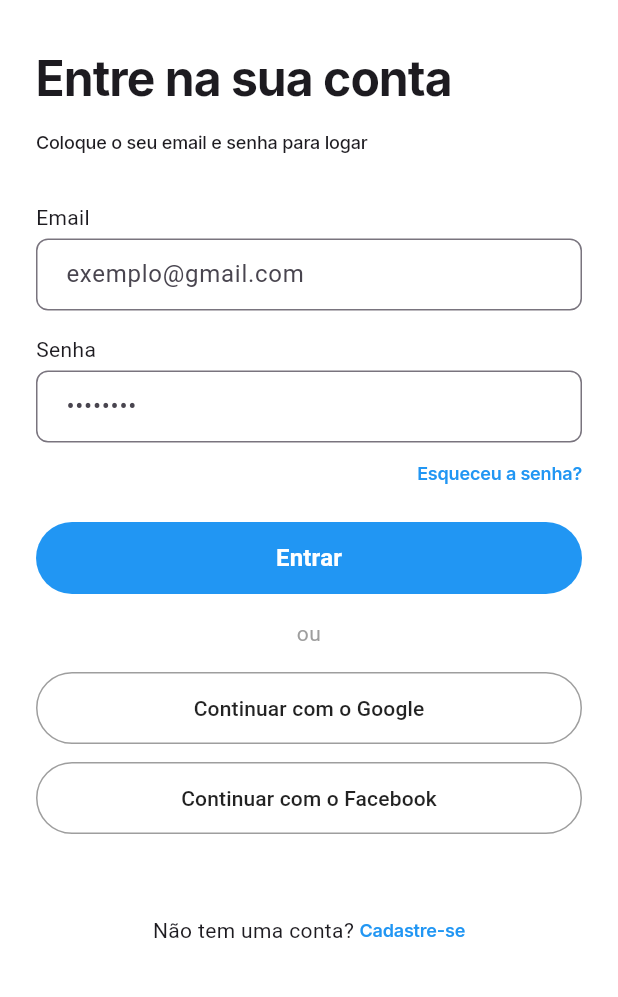
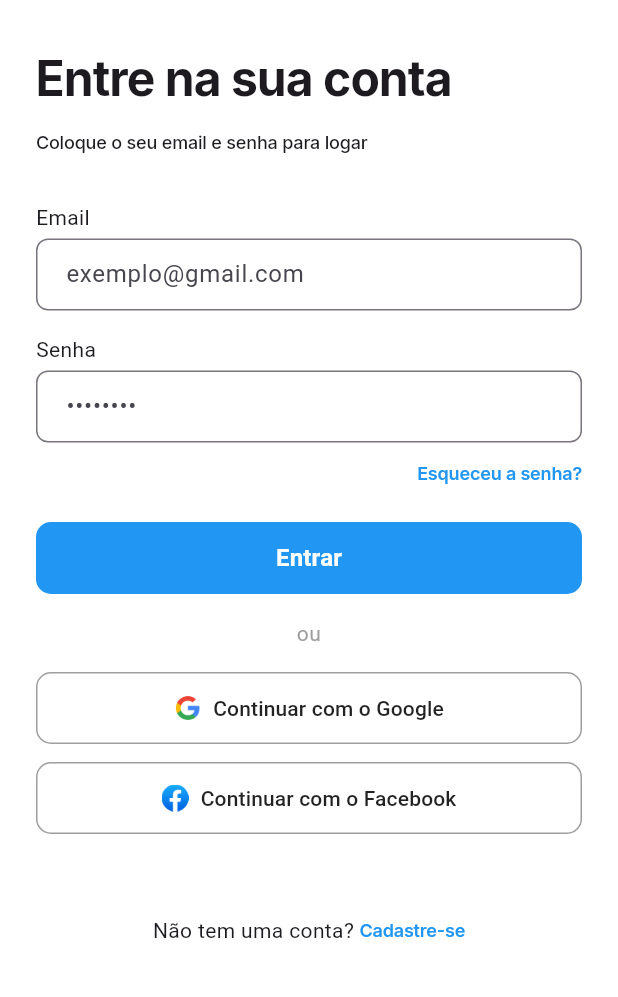
Before and after one commit to Gabriel22325/ChatSENAC, a Flutter app: the screen it shows after launch, on a phone screen of 412 x 824 dp, the part 54-1051 px from its top. Run offline on Flutter 3.47's test engine with Material 3 defaults, Android fonts, the phone set to English and light mode, and no system bars.

Commit message:
refatora o código da tela de login
- transfere o código da classe login para o arquivo login.dart
- adiciona a logo do Google e do Facebook para  inserir nos botões de login alternativo

```diff
--- a/lib/main.dart
+++ b/lib/main.dart
@@ -1,4 +1,5 @@
 import 'package:flutter/material.dart';
+import 'package:primeiro_app/paginas/login.dart';
 import 'package:primeiro_app/utilitarios/tipografia.dart';
 
 void main() {
@@ -17,130 +18,3 @@ class MyApp extends StatelessWidget {
     );
   }
 }
-
-class Login extends StatelessWidget {
-  @override
-  Widget build(BuildContext context) {
-    return SingleChildScrollView(
-      // Tópico 1: Rolagem e margens nas bordas
-      padding: const EdgeInsets.symmetric(horizontal: 24.0, vertical: 16.0),
-      child: Column(
-        crossAxisAlignment: CrossAxisAlignment.stretch,
-        children: [
-          // Logo e Nome do App
-          Row(
-            children: [
-              FlutterLogo(size: 18),
-              const SizedBox(width: 8), // Tópico 3: Espaço horizontal
-              Text("ChatSENAC"),
-            ],
-          ),
-          const SizedBox(height: 32), // Tópico 3
-
-          // Títulos
-          Text("Entre na sua conta", style: Tipografia.h1),
-          const SizedBox(height: 12), // Tópico 3
-          Text("Coloque o seu email e senha para logar", style: Tipografia.subtitulo),
-          const SizedBox(height: 32), // Tópico 3
-
-          // Campo de Email
-          Text("Email"),
-          const SizedBox(height: 4), // Tópico 3
-          TextField(
-            // Tópico 4: Estilização do input
-            decoration: InputDecoration(
-              hintText: "exemplo@gmail.com",
-              border: OutlineInputBorder(borderRadius: BorderRadius.circular(8)),
-              contentPadding: const EdgeInsets.symmetric(horizontal: 16, vertical: 12),
-            ),
-          ),
-          const SizedBox(height: 16), // Tópico 3
-
-          // Campo de Senha
-          Text("Senha"),
-          const SizedBox(height: 4), // Tópico 3
-          TextField(
-            // Tópico 5: Oculta a senha
-            obscureText: true,
-            decoration: InputDecoration(
-              hintText: "••••••••",
-              border: OutlineInputBorder(borderRadius: BorderRadius.circular(8)),
-              contentPadding: const EdgeInsets.symmetric(horizontal: 16, vertical: 12),
-            ),
-          ),
-          const SizedBox(height: 12), // Tópico 3
-
-          // Esqueceu a senha
-          InkWell(
-            child: Text(
-              "Esqueceu a senha?",
-              style: Tipografia.Link,
-              textAlign: TextAlign.right,
-            ),
-          ),
-          const SizedBox(height: 24), // Tópico 3
-
-          // Botão Entrar Principal
-          SizedBox(
-            height: 48,
-            child: ElevatedButton(
-              onPressed: () {},
-              style: ElevatedButton.styleFrom(
-                backgroundColor: Colors.blue,
-                foregroundColor: Colors.white,
-                shape: const StadiumBorder(),
-                elevation: 0,
-              ),
-              child: const Text("Entrar", style: TextStyle(fontSize: 16, fontWeight: FontWeight.bold)),
-            ),
-          ),
-          const SizedBox(height: 16), // Tópico 3
-
-          const Text("ou", textAlign: TextAlign.center, style: TextStyle(color: Colors.grey)),
-          const SizedBox(height: 16), // Tópico 3
-
-          // Tópico 6: Botão Google com OutlinedButton e altura 48
-          SizedBox(
-            height: 48,
-            child: OutlinedButton(
-              onPressed: () {},
-              style: OutlinedButton.styleFrom(
-                shape: const StadiumBorder(),
-                side: const BorderSide(color: Colors.grey),
-              ),
-              child: const Text("Continuar com o Google", style: TextStyle(color: Colors.black87)),
-            ),
-          ),
-          const SizedBox(height: 12), // Tópico 3
-
-          // Tópico 6: Botão Facebook com OutlinedButton e altura 48
-          SizedBox(
-            height: 48,
-            child: OutlinedButton(
-              onPressed: () {},
-              style: OutlinedButton.styleFrom(
-                shape: const StadiumBorder(),
-                side: const BorderSide(color: Colors.grey),
-              ),
-              child: const Text("Continuar com o Facebook", style: TextStyle(color: Colors.black87)),
-            ),
-          ),
-          const SizedBox(height: 54), // Tópico 3
-
-          // Rodapé Cadastre-se
-          Row(
-            mainAxisAlignment: MainAxisAlignment.center,
-            children: [
-              Text("Não tem uma conta? "),
-              InkWell(
-                onTap: () {},
-                // TÓPICO 7 APLICADO AQUI: Correção ortográfica de "Cdastre-se" para "Cadastre-se"
-                child: Text("Cadastre-se", style: Tipografia.Link),
-              ),
-            ],
-          ),
-        ],
-      ),
-    );
-  }
-}
--- /dev/null
+++ b/lib/paginas/login.dart
@@ -0,0 +1,177 @@
+import 'package:flutter/material.dart';
+import 'package:primeiro_app/utilitarios/tipografia.dart';
+
+class Login extends StatelessWidget {
+  @override
+  Widget build(BuildContext context) {
+    return SingleChildScrollView(
+      // Tópico 1: Rolagem e margens nas bordas
+      padding: const EdgeInsets.symmetric(horizontal: 24.0, vertical: 16.0),
+      child: Column(
+        crossAxisAlignment: CrossAxisAlignment.stretch,
+        children: [
+          // Logo e Nome do App
+          Row(
+            children: [
+              FlutterLogo(size: 18),
+              const SizedBox(width: 8), // Tópico 3: Espaço horizontal
+              Text("ChatSENAC"),
+            ],
+          ),
+          const SizedBox(height: 32), // Tópico 3
+          // Títulos
+          Text("Entre na sua conta", style: Tipografia.h1),
+          const SizedBox(height: 12), // Tópico 3
+          Text(
+            "Coloque o seu email e senha para logar",
+            style: Tipografia.subtitulo,
+          ),
+          const SizedBox(height: 32), // Tópico 3
+          // Campo de Email
+          Text("Email"),
+          const SizedBox(height: 4), // Tópico 3
+          TextField(
+            // Tópico 4: Estilização do input
+            decoration: InputDecoration(
+              hintText: "exemplo@gmail.com",
+              border: OutlineInputBorder(
+                borderRadius: BorderRadius.circular(8),
+              ),
+              contentPadding: const EdgeInsets.symmetric(
+                horizontal: 16,
+                vertical: 12,
+              ),
+            ),
+          ),
+          const SizedBox(height: 16), // Tópico 3
+          // Campo de Senha
+          Text("Senha"),
+          const SizedBox(height: 4), // Tópico 3
+          TextField(
+            // Tópico 5: Oculta a senha
+            obscureText: true,
+            decoration: InputDecoration(
+              hintText: "••••••••",
+              border: OutlineInputBorder(
+                borderRadius: BorderRadius.circular(8),
+              ),
+              contentPadding: const EdgeInsets.symmetric(
+                horizontal: 16,
+                vertical: 12,
+              ),
+            ),
+          ),
+          const SizedBox(height: 12), // Tópico 3
+          // Esqueceu a senha
+          InkWell(
+            child: Text(
+              "Esqueceu a senha?",
+              style: Tipografia.Link,
+              textAlign: TextAlign.right,
+            ),
+          ),
+          const SizedBox(height: 24), // Tópico 3
+          // Botão Entrar Principal
+          SizedBox(
+            width: double.infinity,
+            height: 48,
+            child: ElevatedButton(
+              onPressed: () {},
+              style: ElevatedButton.styleFrom(
+                backgroundColor: Colors.blue,
+                foregroundColor: Colors.white,
+                elevation: 0,
+                shape: RoundedRectangleBorder(
+                  borderRadius: BorderRadius.circular(
+                    10,
+                  ), // Arredondamento das pontas
+                ),
+              ),
+              child: const Text(
+                "Entrar",
+                style: TextStyle(fontSize: 16, fontWeight: FontWeight.bold),
+              ),
+            ),
+          ),
+          const SizedBox(height: 16), // Tópico 3
+
+          const Text(
+            "ou",
+            textAlign: TextAlign.center,
+            style: TextStyle(color: Colors.grey),
+          ),
+          const SizedBox(height: 16), // Tópico 3
+          // Tópico 6: Botão Google com OutlinedButton e altura 48
+          SizedBox(
+            width: double.infinity,
+            height: 48,
+            child: OutlinedButton(
+              onPressed: () {},
+              style: OutlinedButton.styleFrom(
+                shape: RoundedRectangleBorder(
+                  borderRadius: BorderRadius.circular(10),
+                ),
+                side: const BorderSide(color: Colors.grey),
+              ),
+              child: Row(
+                mainAxisAlignment: MainAxisAlignment.center,
+                children: [
+                  Image.asset(
+                    "assets/imagens/google-icon.png",
+                    height: 18,
+                  ),
+                  const SizedBox(width: 8),
+                  const Text(
+                    "Continuar com o Google",
+                    style: TextStyle(color: Colors.black87),
+                  ),
+                ],
+              ),
+            ),
+          ),
+          const SizedBox(height: 12),
+          SizedBox(
+            width: double.infinity,
+            height: 48,
+            child: OutlinedButton(
+              onPressed: () {},
+              style: OutlinedButton.styleFrom(
+                shape: RoundedRectangleBorder(
+                  borderRadius: BorderRadius.circular(10),
+                ),
+                side: const BorderSide(color: Colors.grey),
+              ),
+              child: Row(
+                mainAxisAlignment: MainAxisAlignment.center,
+                spacing: 8,
+                children: [
+                  Image.asset(
+                    "assets/imagens/facebook-icon.png",
+                    height: 18,
+                  ),
+                  const Text(
+                    "Continuar com o Facebook",
+                    style: TextStyle(color: Colors.black87),
+                  ),
+                ],
+              ),
+            ),
+          ),
+          const SizedBox(height: 54), // Tópico 3
+          // Rodapé Cadastre-se
+          Row(
+            mainAxisAlignment: MainAxisAlignment.center,
+            children: [
+              Text("Não tem uma conta? "),
+              InkWell(
+                onTap: () {},
+                // TÓPICO 7 APLICADO AQUI: Correção ortográfica de "Cdastre-se" para "Cadastre-se"
+                child: Text("Cadastre-se", style: Tipografia.Link),
+              ),
+            ],
+          ),
+        ],
+      ),
+    );
+  }
+}
--- a/pubspec.yaml
+++ b/pubspec.yaml
@@ -59,8 +59,9 @@ flutter:
 
   # To add assets to your application, add an assets section, like this:
   # assets:
-  #   - images/a_dot_burr.jpeg
-  #   - images/a_dot_ham.jpeg
+  assets:
+  - assets/imagens/
+
 
   # An image asset can refer to one or more resolution-specific "variants", see
   # https://flutter.dev/to/resolution-aware-images
```
Also changed, not shown: assets/imagens/facebook-icon.png (added), assets/imagens/google-icon.png (added).
